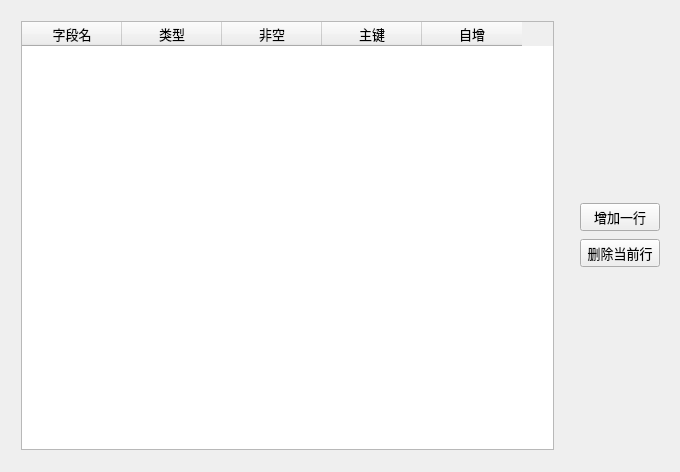
Memorywzd/wfDemo, file tableDesignerDemo.ui: the form before one commit.
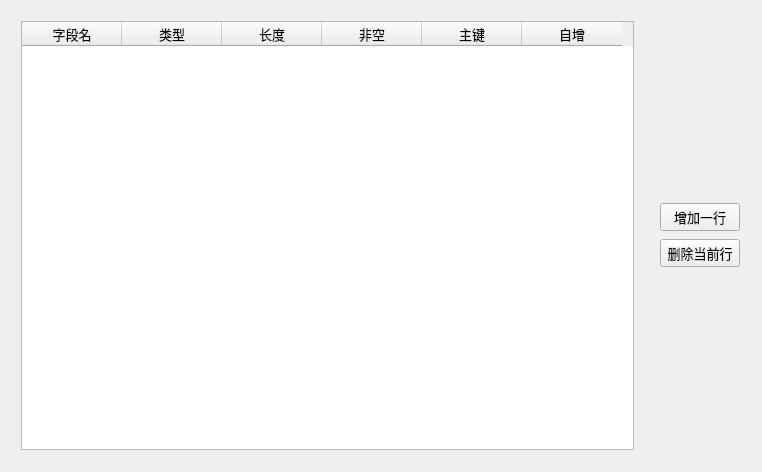
The form after the commit.

Commit message: update query demo and designer demo

Patch:
```diff
--- a/tableDesignerDemo.ui
+++ b/tableDesignerDemo.ui
@@ -6,7 +6,7 @@
    <rect>
     <x>0</x>
     <y>0</y>
-    <width>680</width>
+    <width>762</width>
     <height>472</height>
    </rect>
   </property>
@@ -23,7 +23,7 @@
     <rect>
      <x>10</x>
      <y>10</y>
-     <width>661</width>
+     <width>741</width>
      <height>451</height>
     </rect>
    </property>
@@ -40,6 +40,11 @@
         <string>类型</string>
        </property>
       </column>
+      <column>
+       <property name="text">
+        <string>长度</string>
+       </property>
+      </column>
       <column>
        <property name="text">
         <string>非空</string>
```
The commit also changes 2 other files.
